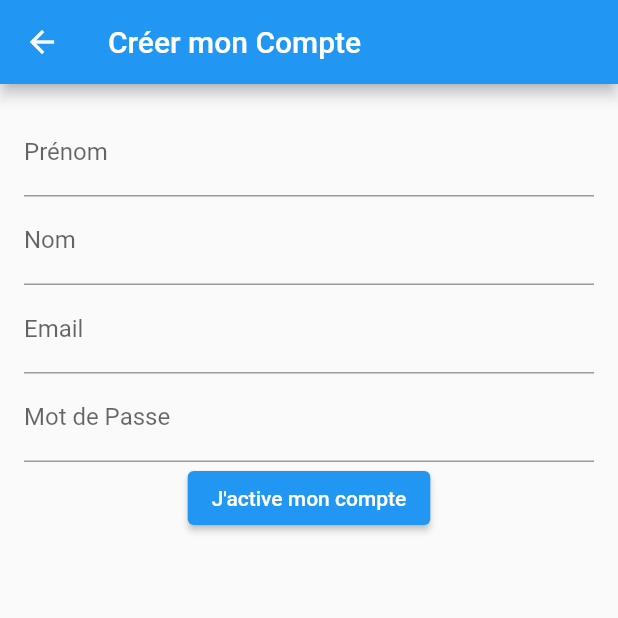
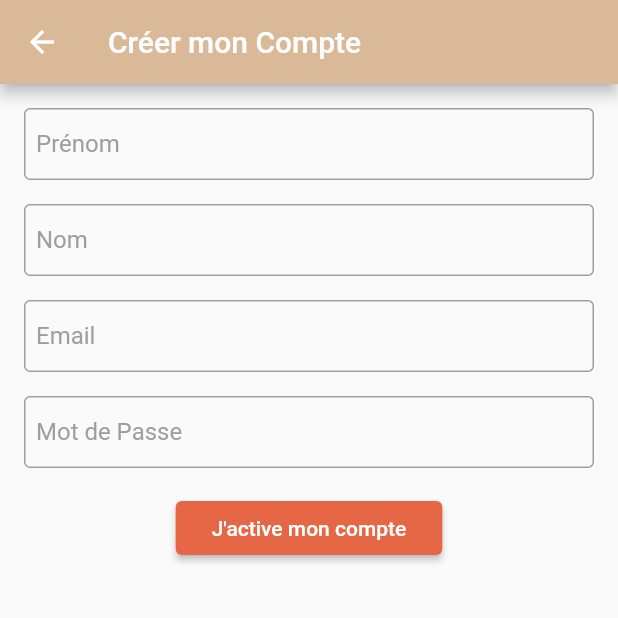
Before and after one commit to JulienArcioni89/chatrp, a Flutter app: the RegisterPage screen opened by its route, on a phone screen of 412 x 824 dp, the top half of it. Run offline on Flutter 3.47's test engine with Material 2 defaults, Android fonts, the light colour scheme and no system bars; our stand-ins replace jwt_decoder; network calls fail.

Commit message:
Modification style général

```diff
--- a/mydigitalgpt/lib/addCharacter.dart
+++ b/mydigitalgpt/lib/addCharacter.dart
@@ -98,7 +98,11 @@ class _AddCharacterPageState extends State<AddCharacterPage> {
                       ElevatedButton(
                         onPressed:
                             _isCharacterNameEmpty ? null : _createCharacter,
-                        style: ElevatedButton.styleFrom(primary: Colors.green),
+                        style: ElevatedButton.styleFrom(
+                          primary: Color(0xFFE66745),
+                          onPrimary: Color(0xFFFFFFFF),
+                          padding: const EdgeInsets.symmetric(horizontal: 24.0),
+                        ),
                         child: const Text('Créer un personnage'),
                       ),
                     ],
--- a/mydigitalgpt/lib/addGame.dart
+++ b/mydigitalgpt/lib/addGame.dart
@@ -70,7 +70,11 @@ class _AddGamePageState extends State<AddGamePage> {
                       SizedBox(height: 10),
                       ElevatedButton(
                         onPressed: _isUniverseNameEmpty ? null : _createUniverse,
-                        style: ElevatedButton.styleFrom(primary: Colors.orange),
+                        style: ElevatedButton.styleFrom(
+                          primary: Color(0xFFE66745),
+                          onPrimary: Color(0xFFFFFFFF),
+                          padding: const EdgeInsets.symmetric(horizontal: 24.0),
+                        ),
                         child: const Text('Créer un jeu'),
                       ),
                     ],
--- a/mydigitalgpt/lib/login.dart
+++ b/mydigitalgpt/lib/login.dart
@@ -2,6 +2,7 @@ import 'package:flutter/material.dart';
 import 'dart:convert';
 import 'package:http/http.dart' as http;
 import 'package:mydigitalgpt/homePage.dart';
+import 'dart:async';
 
 class LoginPage extends StatefulWidget {
   @override
--- a/mydigitalgpt/lib/register.dart
+++ b/mydigitalgpt/lib/register.dart
@@ -8,14 +8,18 @@ class RegisterPage extends StatefulWidget {
 }
 
 class _RegisterPageState extends State<RegisterPage> {
-  // final TextEditingController _usernameController = TextEditingController();
+
   final TextEditingController _passwordController = TextEditingController();
   final TextEditingController _emailController = TextEditingController();
   final TextEditingController _firstnameController = TextEditingController();
   final TextEditingController _lastnameController = TextEditingController();
 
+  bool _isFirstNameFocused = false;
+  bool _isLastNameFocused = false;
+  bool _isEmailFocused = false;
+  bool _isPasswordFocused = false;
+
   Future<void> _register() async {
-    // final String username = _usernameController.text;
     final String password = _passwordController.text;
     final String email = _emailController.text;
     final String firstname = _firstnameController.text;
@@ -78,49 +82,118 @@ class _RegisterPageState extends State<RegisterPage> {
     return Scaffold(
       appBar: AppBar(
         title: const Text("Créer mon Compte"),
+        backgroundColor: Color(0xFFD9B998),
       ),
       body: Padding(
         padding: const EdgeInsets.all(16.0),
         child: Column(
           children: [
-/*            TextField(
-              controller: _usernameController,
-              decoration: const InputDecoration(
-                labelText: 'Nom d\'utilisateur',
-              ),
-            ),*/
             TextField(
               controller: _firstnameController,
-              decoration: const InputDecoration(
+              decoration: InputDecoration(
                 labelText: 'Prénom',
+                labelStyle: TextStyle(color: _isFirstNameFocused ? Colors.black : Colors.grey),
+                focusedBorder: OutlineInputBorder(
+                  borderSide: BorderSide(color: Color(0xFFD9B998), width: 1.0),
+                ),
+                enabledBorder: OutlineInputBorder(
+                  borderSide: BorderSide(color: Colors.grey, width: 1.0),
+                ),
+                contentPadding: EdgeInsets.only(left: 8.0),
               ),
+              onTap: () {
+                setState(() {
+                  _isFirstNameFocused = true;
+                  _isLastNameFocused = false;
+                  _isEmailFocused = false;
+                  _isPasswordFocused = false;
+                });
+              },
             ),
+            const SizedBox(height: 16.0),
             TextField(
               controller: _lastnameController,
-              decoration: const InputDecoration(
+              decoration: InputDecoration(
                 labelText: 'Nom',
+                labelStyle: TextStyle(color: _isLastNameFocused ? Colors.black : Colors.grey),
+                focusedBorder: OutlineInputBorder(
+                  borderSide: BorderSide(color: Color(0xFFD9B998), width: 1.0),
+                ),
+                enabledBorder: OutlineInputBorder(
+                  borderSide: BorderSide(color: Colors.grey, width: 1.0),
+                ),
+                contentPadding: EdgeInsets.only(left: 8.0),
               ),
+              onTap: () {
+                setState(() {
+                  _isFirstNameFocused = false;
+                  _isLastNameFocused = true;
+                  _isEmailFocused = false;
+                  _isPasswordFocused = false;
+                });
+              },
             ),
+            const SizedBox(height: 16.0),
             TextField(
               controller: _emailController,
-              decoration: const InputDecoration(
+              decoration: InputDecoration(
                 labelText: 'Email',
+                labelStyle: TextStyle(color: _isEmailFocused ? Colors.black : Colors.grey),
+                focusedBorder: OutlineInputBorder(
+                  borderSide: BorderSide(color: Color(0xFFD9B998), width: 1.0),
+                ),
+                enabledBorder: OutlineInputBorder(
+                  borderSide: BorderSide(color: Colors.grey, width: 1.0),
+                ),
+                contentPadding: EdgeInsets.only(left: 8.0),
               ),
+              onTap: () {
+                setState(() {
+                  _isFirstNameFocused = false;
+                  _isLastNameFocused = false;
+                  _isEmailFocused = true;
+                  _isPasswordFocused = false;
+                });
+              },
             ),
+            const SizedBox(height: 16.0),
             TextField(
               controller: _passwordController,
               obscureText: true,
-              decoration: const InputDecoration(
+              decoration: InputDecoration(
                 labelText: 'Mot de Passe',
+                labelStyle: TextStyle(color: _isPasswordFocused ? Colors.black : Colors.grey),
+                focusedBorder: OutlineInputBorder(
+                  borderSide: BorderSide(color: Color(0xFFD9B998), width: 1.0),
+                ),
+                enabledBorder: OutlineInputBorder(
+                  borderSide: BorderSide(color: Colors.grey, width: 1.0),
+                ),
+                contentPadding: EdgeInsets.only(left: 8.0),
               ),
+              onTap: () {
+                setState(() {
+                  _isFirstNameFocused = false;
+                  _isLastNameFocused = false;
+                  _isEmailFocused = false;
+                  _isPasswordFocused = true;
+                });
+              },
             ),
+            const SizedBox(height: 16.0),
             ElevatedButton(
               onPressed: _register,
-              child: const Text('J\'active mon compte'),
+              style: ElevatedButton.styleFrom(
+                primary: Color(0xFFE66745),
+                onPrimary: Color(0xFFFFFFFF),
+                padding: const EdgeInsets.symmetric(horizontal: 24.0),
+              ),
+              child: const Text('J\'active mon compte',
+                style: TextStyle(fontSize: 14, color: Color(0xFFFFFFFF)),
+              ),
             ),
           ],
         ),
       ),
     );
-  }
-}
+  }}
```
Also changed, not shown: mydigitalgpt/lib/startConversation.dart (+6 -1 lines).
